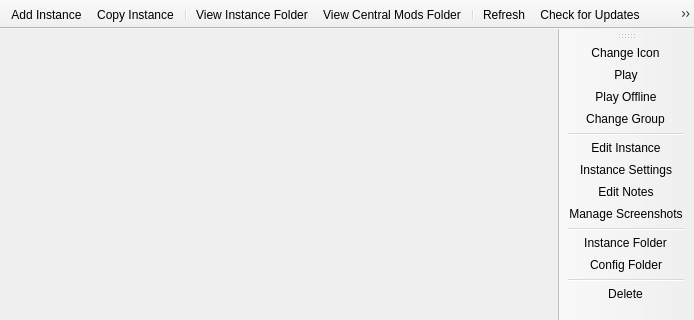
Above: gui/MainWindow.ui from MultiMC/Launcher before the change; both pictures show x 0 to 694 and y 0 to 320 of the 694 by 563 pixel window. Below: the same form after it.
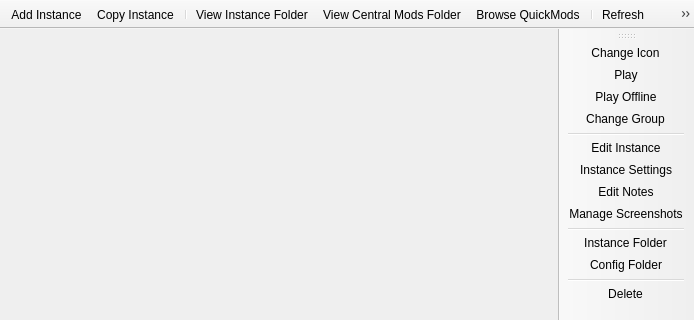
That is the form after the change. Icons and pictures are not drawn.

The edit to the form file:
```diff
--- a/gui/MainWindow.ui
+++ b/gui/MainWindow.ui
@@ -66,6 +66,7 @@
    <addaction name="separator"/>
    <addaction name="actionViewInstanceFolder"/>
    <addaction name="actionViewCentralModsFolder"/>
+   <addaction name="actionBrowseQuickMods"/>
    <addaction name="separator"/>
    <addaction name="actionRefresh"/>
    <addaction name="actionCheckUpdate"/>
@@ -461,6 +462,17 @@
     <string>Add a new instance.</string>
    </property>
   </action>
+  <action name="actionBrowseQuickMods">
+   <property name="icon">
+    <iconset theme="centralmods"/>
+   </property>
+   <property name="text">
+    <string>Browse QuickMods</string>
+   </property>
+   <property name="toolTip">
+    <string>Browse QuickMods</string>
+   </property>
+  </action>
   <action name="actionManageAccounts">
    <property name="text">
     <string>Manage Accounts</string>
```
Left out of the diff: 2 changed lines with no effect on the pictures.
